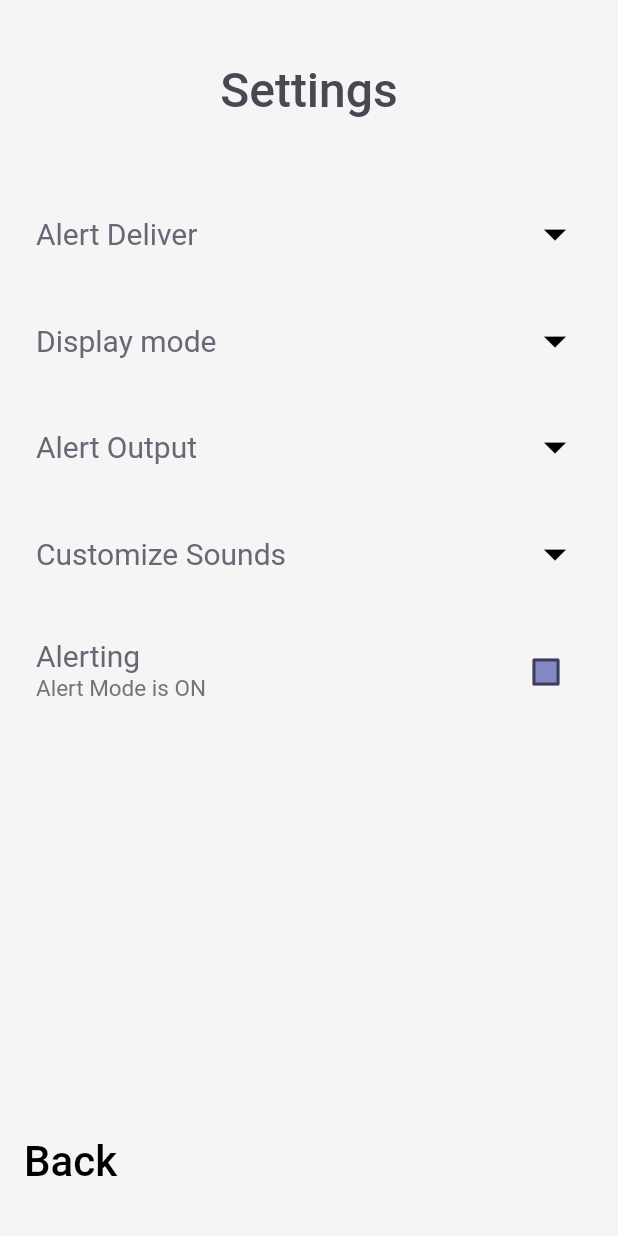
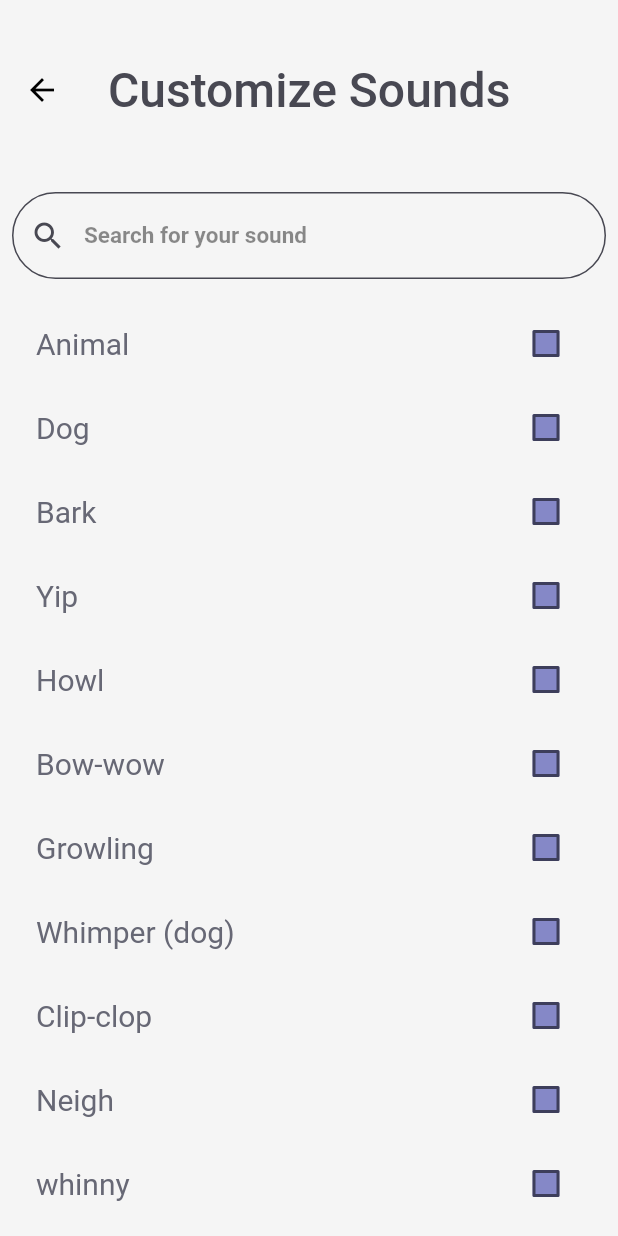
Before and after one commit to ziadmo1/settings, a Flutter app: the screen it shows after launch, after a tap on "Customize Sounds", on a phone screen of 412 x 824 dp. Run offline on Flutter 3.47's test engine with Material 2 defaults, Android fonts, the phone set to English and light mode, and no system bars; our stand-ins replace shared_preferences.

```diff
--- /dev/null
+++ b/lib/customize_sounds.dart
@@ -0,0 +1,397 @@
+import 'package:flutter/material.dart';
+import 'package:shared_preferences/shared_preferences.dart';
+
+class CustomizeSoundScreen extends StatefulWidget {
+  @override
+  State<CustomizeSoundScreen> createState() => _CustomizeSoundScreenState();
+}
+
+class _CustomizeSoundScreenState extends State<CustomizeSoundScreen> {
+  List<String> sounds = [
+    'Animal',
+    'Dog',
+    'Bark',
+    'Yip',
+    'Howl',
+    'Bow-wow',
+    'Growling',
+    'Whimper (dog)',
+    'Clip-clop ',
+    'Neigh',
+    'whinny',
+    'Wild animals',
+    'Roaring cats (lions, tigers)',
+    'Roar',
+    'Canidae',
+    'dogs',
+    'wolves',
+    'Bee',
+    'wasp',
+    'etc',
+    'Snake',
+    'Whale vocalization',
+    'Thunderstorm',
+    'Thunder',
+    'Fire',
+    'Car',
+    'Vehicle horn',
+    'car horn',
+    'honking',
+    'Car alarm',
+    'Tire squeal',
+    'Car passing by',
+    'Race car',
+    'auto racing',
+    'Truck',
+    'Air brake',
+    'Air horn',
+    'truck horn',
+    'Reversing beeps',
+    'Bus',
+    'Emergency vehicle',
+    'Police car (siren)',
+    'Ambulance (siren)',
+    'Fire engine',
+    'fire truck (siren)',
+    'Train',
+    'Rail transport',
+    'Train horn',
+    'Train whistle',
+    'Railroad car',
+    'train wagon',
+    'Train wheels squealing',
+    'Subway',
+    'metro',
+    'underground',
+    'Slam',
+    'Microwave oven',
+    'Water tap',
+    'faucet',
+    'Sink (filling or washing)',
+    'Bathtub (filling or washing)',
+    'Alarm',
+    'Siren',
+    'Civil defense siren',
+    'Buzzer',
+    'Smoke detector',
+    'smoke alarm',
+    'Fire alarm',
+    'Foghorn',
+    'Whistle',
+    'Steam whistle',
+    'Explosion',
+    'Gunshot',
+    'gunfire',
+    'Machine gun',
+    'Fusillade',
+    'Artillery fire',
+    'Cap gun',
+    'Fireworks',
+    'Firecracker',
+    'Burst',
+    'pop',
+    'Eruption',
+    'Splash',
+    'splatter',
+    'Trickle',
+    'dribble',
+    'Boiling',
+    'Bang',
+    'Smash',
+    'crash'
+  ];
+  SharedPreferences? prefs;
+  List<String> soundContain = [
+    'false',
+    'false',
+    'false',
+    'false',
+    'false',
+    'false',
+    'false',
+    'false',
+    'false',
+    'false',
+    'false',
+    'false',
+    'false',
+    'false',
+    'false',
+    'false',
+    'false',
+    'false',
+    'false',
+    'false',
+    'false',
+    'false',
+    'false',
+    'false',
+    'false',
+    'false',
+    'false',
+    'false',
+    'false',
+    'false',
+    'false',
+    'false',
+    'false',
+    'false',
+    'false',
+    'false',
+    'false',
+    'false',
+    'false',
+    'false',
+    'false',
+    'false',
+    'false',
+    'false',
+    'false',
+    'false',
+    'false',
+    'false',
+    'false',
+    'false',
+    'false',
+    'false',
+    'false',
+    'false',
+    'false',
+    'false',
+    'false',
+    'false',
+    'false',
+    'false',
+    'false',
+    'false',
+    'false',
+    'false',
+    'false',
+    'false',
+    'false',
+    'false',
+    'false',
+    'false',
+    'false',
+    'false',
+    'false',
+    'false',
+    'false',
+    'false',
+    'false',
+    'false',
+    'false',
+    'false',
+    'false',
+    'false',
+    'false',
+    'false',
+    'false',
+    'false',
+    'false',
+    'false',
+    'false',
+    'false',
+    'false',
+  ];
+  List<String> soundsAdded = [];
+  String textCon = '';
+  sharedPref() async {
+    prefs = await SharedPreferences.getInstance();
+  }
+
+  @override
+  void initState() {
+    print(soundContain.length);
+    print(sounds.length);
+    sharedPref();
+    super.initState();
+  }
+
+  @override
+  Widget build(BuildContext context) {
+    return Scaffold(
+      resizeToAvoidBottomInset: false,
+      backgroundColor: Color(0xFFF5F5F5),
+      appBar: AppBar(
+        leading: IconButton(onPressed: (){
+          Navigator.pop(context);
+        }, icon: Icon(Icons.arrow_back,color: Colors.black,)),
+        toolbarHeight: 120,
+        elevation: 0,
+        backgroundColor: Color(0xFFF5F5F5),
+        centerTitle: true,
+        title: Text(
+          'Customize Sounds',
+          style: TextStyle(
+            fontSize: 32,
+            color: Color(0xFF484852),
+          ),
+        ),
+      ),
+      body: Padding(
+        padding: EdgeInsets.only(top: 8, left: 8, right: 8),
+        child: Column(
+          children: [
+            TextFormField(
+              keyboardType: TextInputType.text,
+              onChanged: (text) {
+                textCon = text;
+                setState(() {});
+              },
+              enabled: true,
+              cursorColor: Colors.black,
+              style: Theme.of(context).textTheme.bodyMedium,
+              decoration: InputDecoration(
+                  hintText: 'Search for your sound',
+                  hintStyle: TextStyle(
+                      fontSize: 15,
+                      fontWeight: FontWeight.w600,
+                      color: Colors.black45),
+                  prefixIcon: Icon(
+                    Icons.search,
+                    color: Color(0xFF484852),
+                  ),
+                  filled: true,
+                  fillColor: Color(0xFFF5F5F5),
+                  enabledBorder: OutlineInputBorder(
+                      borderRadius: BorderRadius.circular(30),
+                      borderSide:
+                          BorderSide(width: 1, color: Color(0xFF484852))),
+                  border: OutlineInputBorder(
+                      borderRadius: BorderRadius.circular(30),
+                      borderSide:
+                          BorderSide(width: 1, color: Color(0xFF484852))),
+                  focusedBorder: OutlineInputBorder(
+                      borderRadius: BorderRadius.circular(30),
+                      borderSide:
+                          BorderSide(width: 1, color: Color(0xFF484852)))),
+            ),
+            SizedBox(
+              height: 15,
+            ),
+            textCon.isEmpty
+                ? Expanded(
+                    child: ListView.builder(
+                      physics: BouncingScrollPhysics(),
+                      itemCount: sounds.length,
+                      itemBuilder: (context, index) => ListTile(
+                          title: Text(
+                            sounds[index],
+                            style: TextStyle(
+                              fontSize: 20,
+                              color: Color(0xFF676875),
+                            ),
+                          ),
+                          trailing: Checkbox(
+                            value: prefs
+                                    ?.getStringList(
+                                  'key',
+                                )
+                                    ?.map((e) {
+                                  if (e == 'false') {
+                                    return false;
+                                  } else {
+                                    return true;
+                                  }
+                                }).toList()[index] ??
+                                false,
+                            onChanged: (value) {
+                              if (prefs
+                                      ?.getStringList('sounds')
+                                      ?.contains(sounds[index]) ==
+                                  true) {
+                                soundsAdded.remove(sounds[index]);
+                                prefs?.setStringList('sounds', soundsAdded);
+                                soundContain =
+                                    prefs?.getStringList('key') ?? soundContain;
+                                soundContain[index] = 'false';
+                                prefs?.setStringList('key', soundContain);
+                                setState(() {});
+                              } else {
+                                soundsAdded.add(sounds[index]);
+                                prefs?.setStringList('sounds', soundsAdded);
+                                soundContain =
+                                    prefs?.getStringList('key') ?? soundContain;
+                                soundContain[index] = 'true';
+                                prefs?.setStringList('key', soundContain);
+                                setState(() {});
+                              }
+                            },
+                            checkColor: Colors.black,
+                            activeColor: Color(0xFF8588C7),
+                            fillColor:
+                                MaterialStatePropertyAll(Color(0xFF8588C7)),
+                            focusColor: Color(0xFF8588C7),
+                            hoverColor: Color(0xFF8588C7),
+                          )),
+                    ),
+                  )
+                : Expanded(
+                    child: ListView.builder(
+                      physics: BouncingScrollPhysics(),
+                      itemCount: sounds
+                          .where((element) => element.startsWith(textCon))
+                          .toList()
+                          .length,
+                      itemBuilder: (context, index) => ListTile(
+                          title: Text(
+                            sounds
+                                .where((element) => element.startsWith(textCon))
+                                .toList()[index],
+                            style: TextStyle(
+                              fontSize: 20,
+                              color: Color(0xFF676875),
+                            ),
+                          ),
+                          trailing: Checkbox(
+                            value: prefs
+                                    ?.getStringList(
+                                  'key',
+                                )
+                                    ?.map((e) {
+                                  if (e == 'false') {
+                                    return false;
+                                  } else {
+                                    return true;
+                                  }
+                                }).toList()[index] ??
+                                false,
+                            onChanged: (value) {
+                              if (prefs
+                                      ?.getStringList('sounds')
+                                      ?.contains(sounds[index]) ==
+                                  true) {
+                                soundsAdded.remove(sounds[index]);
+                                prefs?.setStringList('sounds', soundsAdded);
+                                soundContain =
+                                    prefs?.getStringList('key') ?? soundContain;
+                                soundContain[index] = 'false';
+                                prefs?.setStringList('key', soundContain);
+                                setState(() {});
+                              } else {
+                                soundsAdded.add(sounds[index]);
+
+                                prefs?.setStringList('sounds', soundsAdded);
+                                soundContain =
+                                    prefs?.getStringList('key') ?? soundContain;
+                                soundContain[index] = 'true';
+                                prefs?.setStringList('key', soundContain);
+                                setState(() {});
+                              }
+                            },
+                            checkColor: Colors.black,
+                            activeColor: Color(0xFF8588C7),
+                            fillColor:
+                                MaterialStatePropertyAll(Color(0xFF8588C7)),
+                            focusColor: Color(0xFF8588C7),
+                            hoverColor: Color(0xFF8588C7),
+                          )),
+                    ),
+                  ),
+          ],
+        ),
+      ),
+    );
+  }
+}
--- a/lib/main.dart
+++ b/lib/main.dart
@@ -1,4 +1,5 @@
 import 'package:flutter/material.dart';
+import 'package:graduation/customize_sounds.dart';
 import 'package:graduation/settings_screen.dart';
 
 void main() {
--- a/pubspec.yaml
+++ b/pubspec.yaml
@@ -36,6 +36,7 @@ dependencies:
   # The following adds the Cupertino Icons font to your application.
   # Use with the CupertinoIcons class for iOS style icons.
   cupertino_icons: ^1.0.2
+  shared_preferences: ^2.1.2
 
 dev_dependencies:
   flutter_test:
```
Also changed, not shown: lib/display_mode_screen.dart (added, +186 -0 lines), lib/settings_screen.dart (+28 -16 lines), pubspec.lock, 2 other files.
